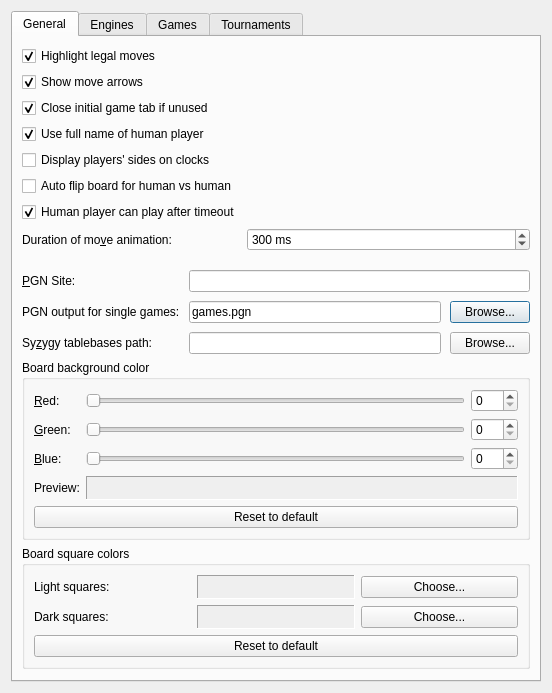
Before: the Qt Designer form projects/gui/ui/settingsdlg.ui in keith1760/cutechess-build, drawn with Qt 5.
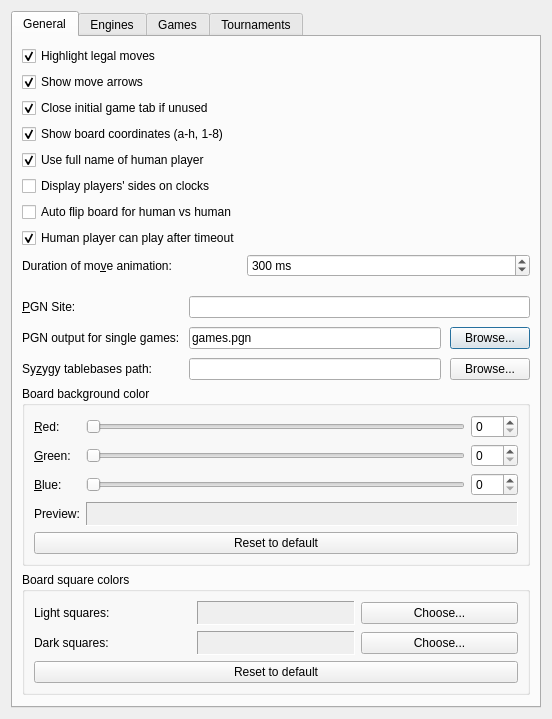
After: the same form once the commit is applied. Custom widgets are drawn as their Qt base class.

Commit message: Replace repo contents with SIGTERM-fix source; build CutechessWindowsLargeBoard.exe on main

Patch:
```diff
--- a/projects/gui/ui/settingsdlg.ui
+++ b/projects/gui/ui/settingsdlg.ui
@@ -62,6 +62,19 @@
            </property>
           </widget>
          </item>
+         <item row="3" column="0">
+          <widget class="QCheckBox" name="m_showBoardCoordinatesCheck">
+           <property name="text">
+            <string>Show board coordinates (a-h, 1-8)</string>
+           </property>
+           <property name="toolTip">
+            <string>When turned off, the board is enlarged to fill the space the coordinate labels used to occupy</string>
+           </property>
+           <property name="checked">
+            <bool>true</bool>
+           </property>
+          </widget>
+         </item>
          <item row="4" column="0">
           <widget class="QCheckBox" name="m_useFullUserNameCheck">
            <property name="text">
```
Left out of the diff: 1 changed line with no effect on the pictures. The commit also changes 9 other files.
